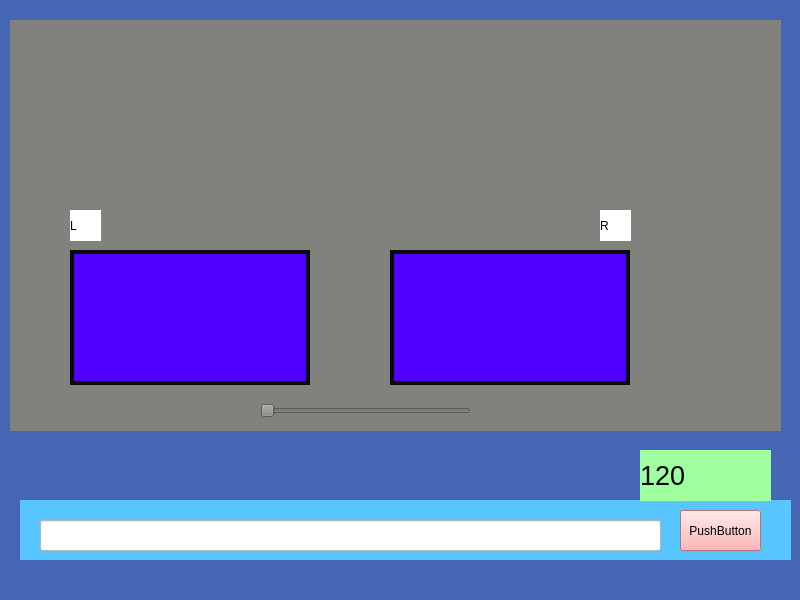
This is pttvj/mainwindow.ui in monptt/pttvj as Qt 5 draws it before an edit. The edited form follows.
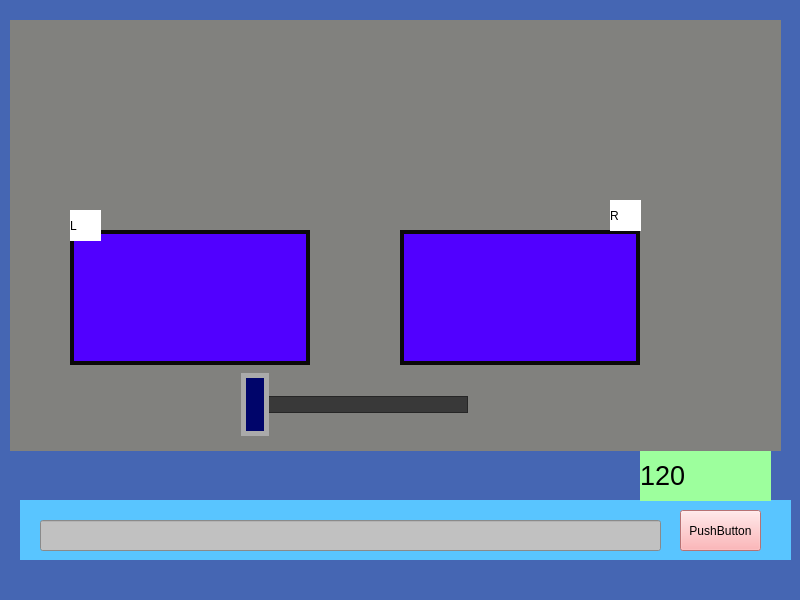
This is the edited form.

```diff
--- a/pttvj/mainwindow.ui
+++ b/pttvj/mainwindow.ui
@@ -55,7 +55,12 @@
       </rect>
      </property>
      <property name="styleSheet">
-      <string notr="true">background-color: rgb(255, 255, 255);</string>
+      <string notr="true">QLineEdit:focus{
+	background-color: rgb(255,255,255);
+}
+QLineEdit{
+	background-color: rgb(193, 193, 193);
+}</string>
      </property>
     </widget>
    </widget>
@@ -86,7 +91,7 @@
       <x>10</x>
       <y>20</y>
       <width>771</width>
-      <height>411</height>
+      <height>431</height>
      </rect>
     </property>
     <property name="styleSheet">
@@ -96,41 +101,77 @@
      <property name="geometry">
       <rect>
        <x>60</x>
-       <y>230</y>
+       <y>210</y>
        <width>240</width>
        <height>135</height>
       </rect>
      </property>
      <property name="styleSheet">
-      <string notr="true">background-color: rgb(81, 0, 255);
+      <string notr="true">QWidget{
+background-color: rgb(81, 0, 255);
 border: 4px solid;
-border-color: rgb(11, 9, 9);</string>
+border-color: rgb(11, 9, 9);
+}
+QWidget::hover{
+border-color: rgb(80, 40, 40);
+}</string>
      </property>
     </widget>
     <widget class="QWidget" name="deckRWidget" native="true">
      <property name="geometry">
       <rect>
-       <x>380</x>
-       <y>230</y>
+       <x>390</x>
+       <y>210</y>
        <width>240</width>
        <height>135</height>
       </rect>
      </property>
      <property name="styleSheet">
-      <string notr="true">background-color: rgb(81, 0, 255);
+      <string notr="true">QWidget{
+background-color: rgb(81, 0, 255);
 border: 4px solid;
-border-color: rgb(11, 9, 9);</string>
+border-color: rgb(11, 9, 9);
+}
+QWidget::hover{
+border-color: rgb(80, 40, 40);
+}</string>
      </property>
     </widget>
     <widget class="QSlider" name="LRSlider">
      <property name="geometry">
       <rect>
-       <x>250</x>
-       <y>380</y>
-       <width>211</width>
-       <height>22</height>
+       <x>230</x>
+       <y>350</y>
+       <width>240</width>
+       <height>68</height>
       </rect>
      </property>
+     <property name="styleSheet">
+      <string notr="true">.QSlider {
+    min-height: 68px;
+    max-height: 68px;
+}
+
+.QSlider::groove:horizontal {
+    border: 1px solid #262626;
+    height: 15px;
+    background: #393939;
+    margin: 0 12px;
+}
+
+.QSlider::handle:horizontal {
+    background: rgb(0, 5, 106);
+    border: 5px solid #aaaaaa;
+    width: 18px;
+    height: 100px;
+    margin: -24px -12px;
+}
+.QSlider::handle:horizontal:hover {
+    background: rgb(0, 5, 106);
+    border: 5px solid #ffffff;
+
+}</string>
+     </property>
      <property name="maximum">
       <number>100</number>
      </property>
@@ -160,8 +201,8 @@
     <widget class="QLabel" name="labelR">
      <property name="geometry">
       <rect>
-       <x>590</x>
-       <y>190</y>
+       <x>600</x>
+       <y>180</y>
        <width>31</width>
        <height>31</height>
       </rect>
```
Left out of the diff: 3 changed lines with no effect on the pictures.
